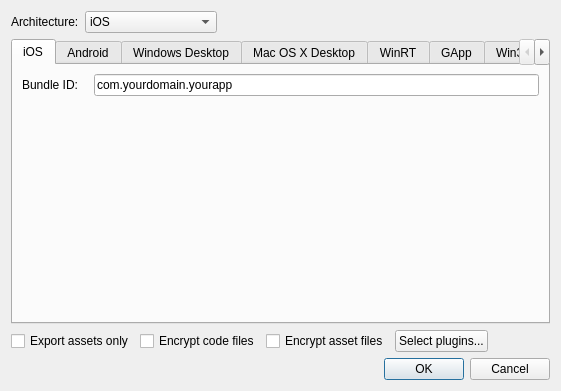
This is ui/exportprojectdialog.ui in gideros/gideros as Qt 5 draws it before an edit. The edited form follows.
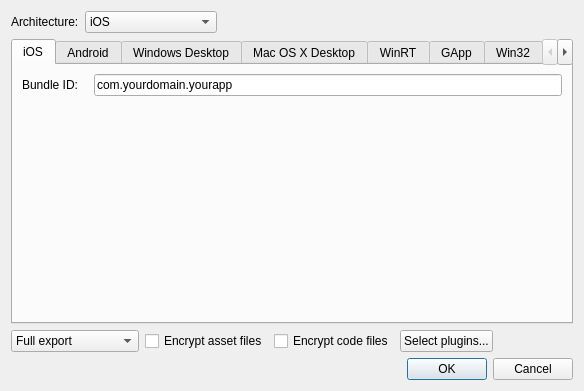
This is the edited form.

Commit message: [expot] Allow to export Player only version (no assets)

The edit to the form file:
```diff
--- a/ui/exportprojectdialog.ui
+++ b/ui/exportprojectdialog.ui
@@ -6,7 +6,7 @@
    <rect>
     <x>0</x>
     <y>0</y>
-    <width>561</width>
+    <width>584</width>
     <height>391</height>
    </rect>
   </property>
@@ -583,24 +583,28 @@
    <item>
     <layout class="QHBoxLayout" name="horizontalLayout">
      <item>
-      <widget class="QCheckBox" name="assetsOnly">
-       <property name="toolTip">
-        <string>Only exports Lua codes and assets, and not Java or Xcode source.
-
-If you make changes to the previous exported project
-on the disk, click this option to export only the Lua codes and assets.
-</string>
+      <widget class="QComboBox" name="exportMode">
+       <property name="currentText">
+        <string>Full export</string>
        </property>
+       <property name="currentIndex">
+        <number>0</number>
+       </property>
+       <item>
        <property name="text">
-        <string>Export assets only</string>
-       </property>
-      </widget>
+         <string>Full export</string>
+        </property>
      </item>
      <item>
-      <widget class="QCheckBox" name="encryptCode">
        <property name="text">
-        <string>Encrypt code files</string>
-       </property>
+         <string>Assets only</string>
+        </property>
+       </item>
+       <item>
+        <property name="text">
+         <string>Player (no assets)</string>
+        </property>
+       </item>
       </widget>
      </item>
      <item>
@@ -610,6 +614,13 @@
        </property>
       </widget>
      </item>
+     <item>
+      <widget class="QCheckBox" name="encryptCode">
+       <property name="text">
+        <string>Encrypt code files</string>
+       </property>
+      </widget>
+     </item>
      <item>
       <widget class="QPushButton" name="plugins_choose">
        <property name="text">
```
Lines whose indentation alone changed are shown as unchanged. The commit also changes 9 other files.
